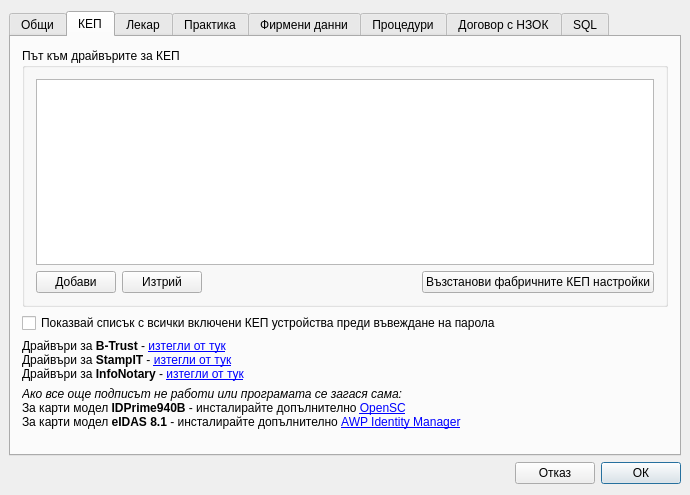
Old version of the form src/View/Widgets/SettingsDialog.ui in the repository thefinalcutbg/DinoDent.
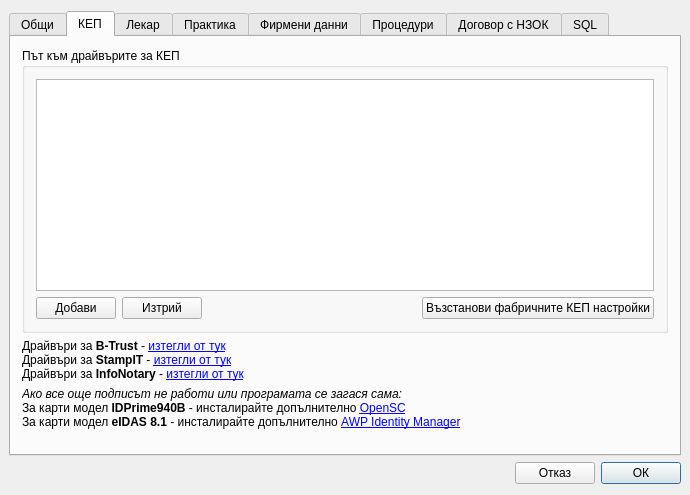
New version of the form. The open tabs and pages were chosen to show the change. Custom widgets are drawn as their Qt base class.

Commit message: multi pkcs11 option removed

What changed in the file:
```diff
--- a/src/View/Widgets/SettingsDialog.ui
+++ b/src/View/Widgets/SettingsDialog.ui
@@ -304,13 +304,6 @@
          </layout>
         </widget>
        </item>
-       <item>
-        <widget class="QCheckBox" name="multiPkcsCheck">
-         <property name="text">
-          <string>Показвай списък с всички включени КЕП устройства преди въвеждане на парола</string>
-         </property>
-        </widget>
-       </item>
        <item>
         <widget class="QLabel" name="label_4">
          <property name="text">
```
Left out of the diff: 2 changed lines with no effect on the pictures. The commit also changes 10 other files.
